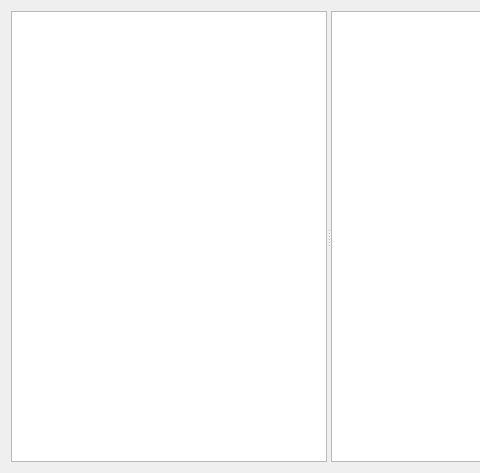
Old version of the form ScannerInspectionTool/CalibrationWindow.ui in the repository crener/MultiCapture-InspectionTool; both pictures show x 0 to 480 and y 0 to 473 of the 973 by 473 pixel window.
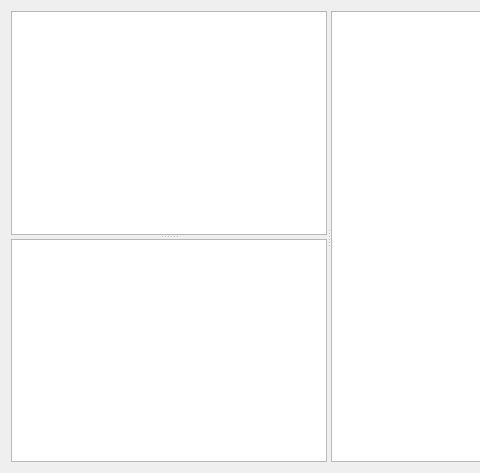
New version of the form.

Commit message: Added a table which shows how many valid image pairs there are for each camera pair

Patch:
```diff
--- a/ScannerInspectionTool/CalibrationWindow.ui
+++ b/ScannerInspectionTool/CalibrationWindow.ui
@@ -13,14 +13,15 @@
   <property name="windowTitle">
    <string>Calibration Tool</string>
   </property>
-  <layout class="QHBoxLayout" name="horizontalLayout_4">
+  <layout class="QVBoxLayout" name="verticalLayout_2">
    <item>
     <widget class="QSplitter" name="mainSplitter">
      <property name="orientation">
       <enum>Qt::Horizontal</enum>
      </property>
-     <property name="childrenCollapsible">
-      <bool>true</bool>
+     <widget class="QSplitter" name="keySplitter">
+      <property name="orientation">
+       <enum>Qt::Vertical</enum>
      </property>
      <widget class="QListView" name="imageSets">
       <property name="editTriggers">
@@ -35,6 +36,15 @@
       <property name="viewMode">
        <enum>QListView::IconMode</enum>
       </property>
+      </widget>
+      <widget class="QTableView" name="pairSummary">
+       <attribute name="horizontalHeaderVisible">
+        <bool>false</bool>
+       </attribute>
+       <attribute name="verticalHeaderVisible">
+        <bool>false</bool>
+       </attribute>
+      </widget>
      </widget>
      <widget class="QWidget" name="verticalLayoutWidget">
       <layout class="QVBoxLayout" name="verticalLayout">
```
Lines whose indentation alone changed are shown as unchanged. The commit also changes 3 other files.
